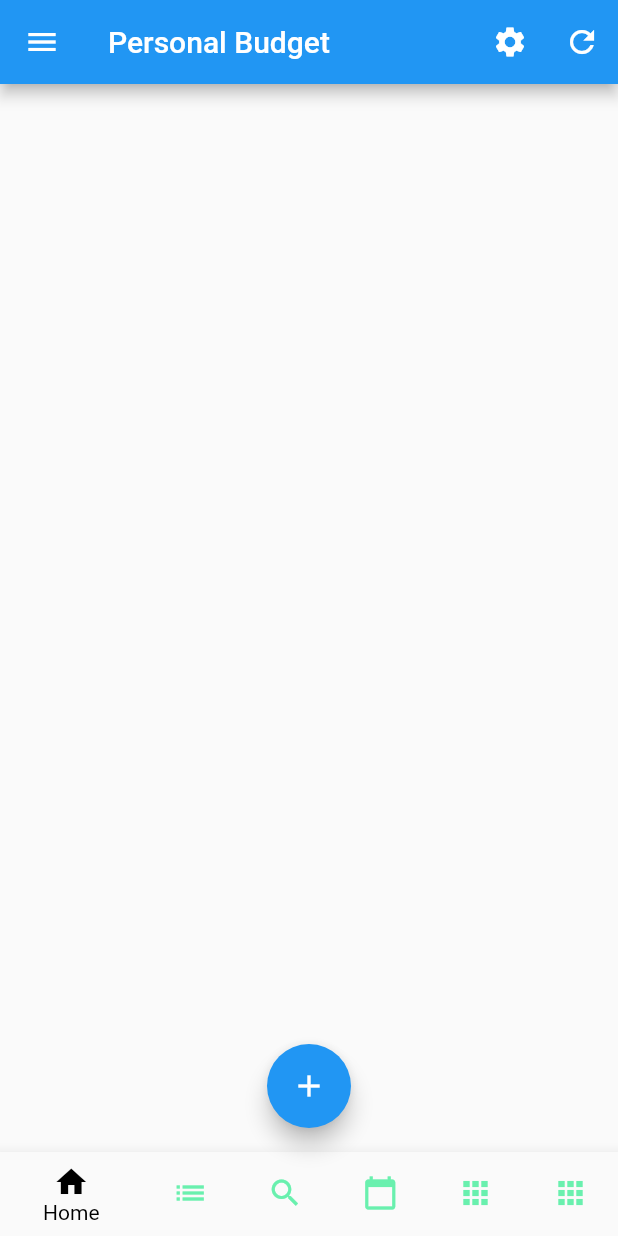
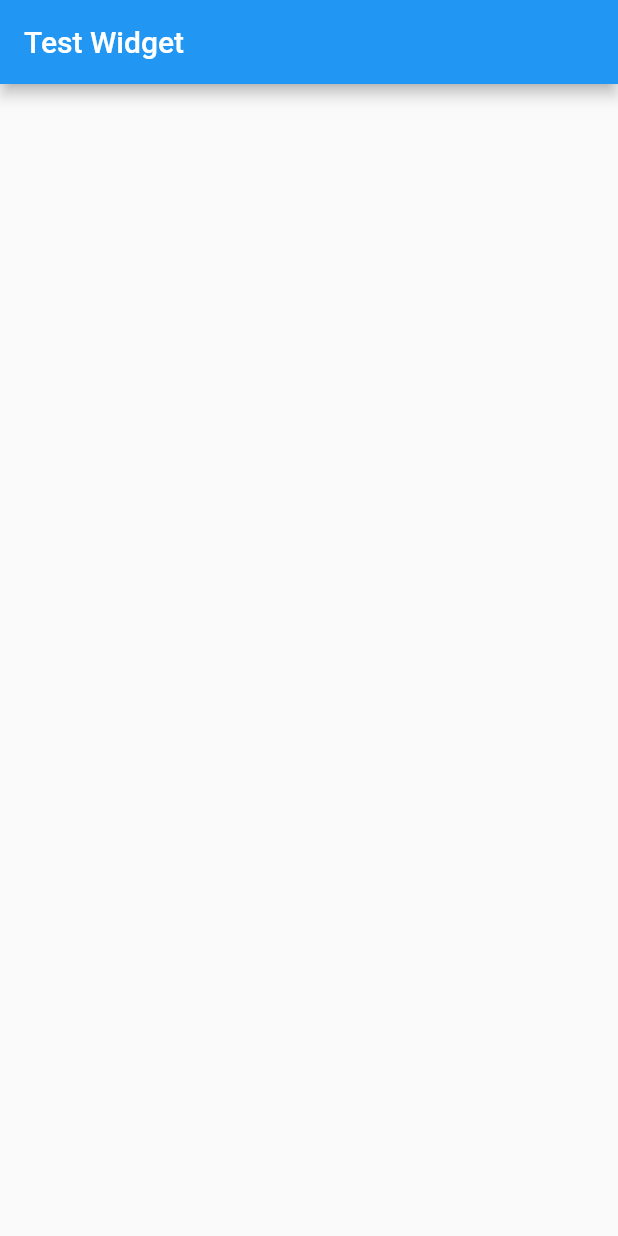
Before and after one commit to nio74/facmuso_prj, a Flutter app: the screen it shows after launch, on a phone screen of 412 x 824 dp. Run offline on Flutter 3.47's test engine with Material 2 defaults, Android fonts, the phone set to English and light mode, and no system bars.

Commit message:
casa 26_12

```diff
--- a/lib/main.dart
+++ b/lib/main.dart
@@ -5,119 +5,37 @@ void main() => runApp(MyApp());
 class MyApp extends StatelessWidget {
   @override
   Widget build(BuildContext context) {
+
     return MaterialApp(
-        title: "personal budget",
-        theme: ThemeData(primarySwatch: Colors.blue),
-        home: PbHomePage(),
-        );
+      title: "Flutter Demo",
+      theme: ThemeData(primarySwatch: Colors.blue),
+      home:
+      MyHomePage(title: 'Test Widget'),
+    );
   }
 }
 
-class PbHomePage extends StatefulWidget {
-  PbHomePage({Key key}) : super(key: key);
+class MyHomePage extends StatefulWidget {
+  MyHomePage({Key key, this.title}) : super(key: key);
 
-  final String title = "Personal Budget";
+  final String title;
 
   @override
-  _PbHomePageState createState() => _PbHomePageState();
+  _MyHomePageState createState() => _MyHomePageState();
+  }
 
-    }
+
+class _MyHomePageState extends State<MyHomePage> {
 
 
 
-class _PbHomePageState  extends State<PbHomePage>{
-  int _selectedIndex=0;
   @override
-  Widget build (BuildContext context){
+  Widget build(BuildContext context) {
     return Scaffold(
-      appBar: AppBar(
-        title: Text(widget.title),
-        actions: <Widget>[
-          IconButton(
-            icon:Icon(Icons.settings),
-            onPressed: () => {})
-            ,
-            IconButton(
-            icon:Icon(Icons.refresh),
-            onPressed: () => {},
-          ),
-        ],
-        ),/*
-      body: Container(),
-      bottomNavigationBar: BottomAppBar(
-        child: Container(
-          color: Colors.yellowAccent,
-          height: 50,
-          child: Row(
-            mainAxisAlignment: MainAxisAlignment.spaceAround,
-            children: <Widget>[
-              FlatButton(
-                child: Text("Elenco"),
-                onPressed: () => {},
-              ),
-              FlatButton(
-                child: Text("Dettaglio"),
-                onPressed: () => {},
-              ),
-              FlatButton(
-                child: Text("Totali"),
-                onPressed: () => {},
-              )
-            ],
-          ),
-        ),
-      ) ,*/
-      bottomNavigationBar: BottomNavigationBar(
-        type: BottomNavigationBarType.shifting,
-        selectedItemColor:  Colors.black,
-        unselectedItemColor: Colors.greenAccent,
-        currentIndex: _selectedIndex,
-        onTap: (_index){
-          setState(() {
-            _selectedIndex = _index;
-          });
+      appBar: AppBar(title: Text(widget.title)),
+    );
 
-        },
-        items: const <BottomNavigationBarItem>[
-          BottomNavigationBarItem(
-            icon: Icon(Icons.home),
-            title: Text('Home'),
-          ),
-          BottomNavigationBarItem(
-            icon: Icon(Icons.list),
-            title: Text('Elenco'),
-          ),
-          BottomNavigationBarItem(
-            icon: Icon(Icons.search),
-            title: Text('Dettaaglio'),
-          ),
-          BottomNavigationBarItem(
-            icon: Icon(Icons.calendar_today),
-            title: Text('Oggi'),
-          ),
-          BottomNavigationBarItem(
-            icon: Icon(Icons.apps),
-            title: Text('Altro'),
-          ),BottomNavigationBarItem(
-            icon: Icon(Icons.apps),
-            title: Text('Altro2'),
-          ),
-        ],
-      ),
-      floatingActionButton: FloatingActionButton(
-        child: Icon(Icons.add),
-        tooltip: 'Aggingi spesa',
-        onPressed: ()=>{},
-      ),
-      floatingActionButtonLocation: FloatingActionButtonLocation.centerFloat,
-      drawer: Drawer(
-        child: Container(
-          color:Colors.yellow,
-          padding: EdgeInsets.fromLTRB(16, 32, 16, 16),
-          child: Text('Demo Menu'),
-        ),
-      ),
-    );
- }
+
+  }
 
 }
```
Also changed, not shown: lib/MainLoginControllotext.txt (added, +159 -0 lines), lib/mainTamplate.txt (added, +41 -0 lines).
